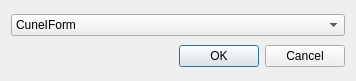
Before: the Qt Designer form kerneldialog.ui in b0noI/KBookOCR, drawn with Qt 5.
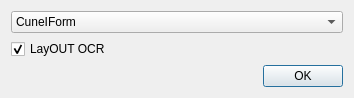
After: the same form once the commit is applied.

```diff
--- a/kerneldialog.ui
+++ b/kerneldialog.ui
@@ -6,8 +6,8 @@
    <rect>
     <x>0</x>
     <y>0</y>
-    <width>356</width>
-    <height>81</height>
+    <width>354</width>
+    <height>79</height>
    </rect>
   </property>
   <property name="windowTitle">
@@ -29,15 +29,39 @@
     </widget>
    </item>
    <item>
-    <widget class="QDialogButtonBox" name="buttonBox">
-     <property name="orientation">
-      <enum>Qt::Horizontal</enum>
+    <widget class="QCheckBox" name="checkBox">
+     <property name="text">
+      <string>LayOUT OCR</string>
      </property>
-     <property name="standardButtons">
-      <set>QDialogButtonBox::Cancel|QDialogButtonBox::Ok</set>
+     <property name="checked">
+      <bool>true</bool>
      </property>
     </widget>
    </item>
+   <item>
+    <layout class="QHBoxLayout" name="horizontalLayout">
+     <item>
+      <spacer name="horizontalSpacer">
+       <property name="orientation">
+        <enum>Qt::Horizontal</enum>
+       </property>
+       <property name="sizeHint" stdset="0">
+        <size>
+         <width>40</width>
+         <height>20</height>
+        </size>
+       </property>
+      </spacer>
+     </item>
+     <item>
+      <widget class="QPushButton" name="pushButton">
+       <property name="text">
+        <string>OK</string>
+       </property>
+      </widget>
+     </item>
+    </layout>
+   </item>
   </layout>
  </widget>
  <resources/>
```
Left out of the diff: 35 changed lines with no effect on the pictures.
